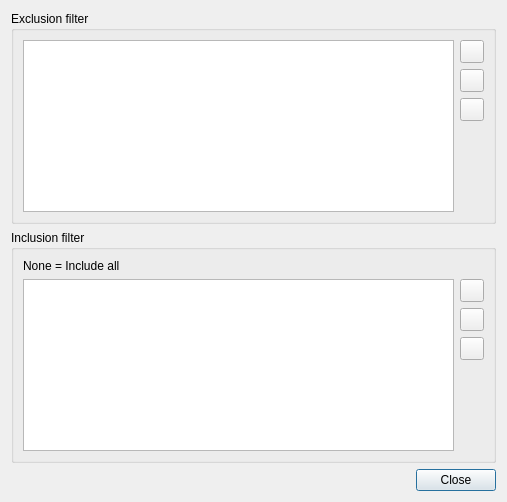
First picture: the form in plugins/CopyEngine/Ultracopier-0.3/Filters.ui, repository alphaonex86/Ultracopier, before the edit.
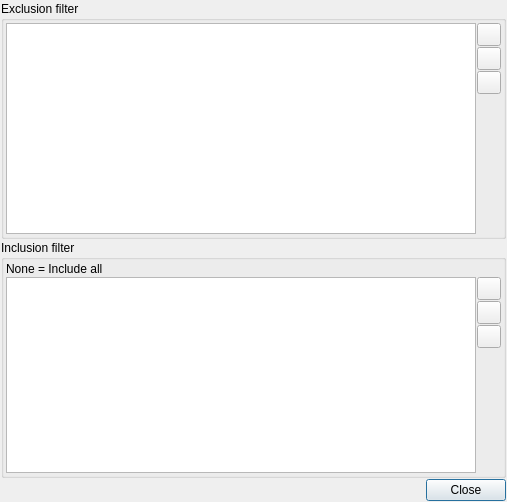
Second picture: the form after the edit. Icons and pictures are not drawn.

Commit message: More filters management

```diff
--- a/plugins/CopyEngine/Ultracopier-0.3/Filters.ui
+++ b/plugins/CopyEngine/Ultracopier-0.3/Filters.ui
@@ -14,12 +14,24 @@
    <string>Dialog</string>
   </property>
   <layout class="QVBoxLayout" name="verticalLayout">
+   <property name="spacing">
+    <number>1</number>
+   </property>
+   <property name="margin">
+    <number>1</number>
+   </property>
    <item>
     <widget class="QGroupBox" name="groupBox">
      <property name="title">
       <string>Exclusion filter</string>
      </property>
      <layout class="QHBoxLayout" name="horizontalLayout_2">
+      <property name="spacing">
+       <number>1</number>
+      </property>
+      <property name="margin">
+       <number>2</number>
+      </property>
       <item>
        <widget class="QListWidget" name="listWidget"/>
       </item>
@@ -73,6 +85,12 @@
       <string>Inclusion filter</string>
      </property>
      <layout class="QVBoxLayout" name="verticalLayout_4">
+      <property name="spacing">
+       <number>1</number>
+      </property>
+      <property name="margin">
+       <number>2</number>
+      </property>
       <item>
        <widget class="QLabel" name="label">
         <property name="text">
```
Left out of the diff: 41 changed lines with no effect on the pictures. The commit also changes 8 other files.
